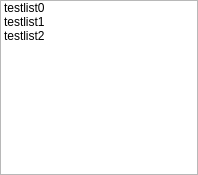
The window that playerdemo/playlist.ui (itisyang/playerdemo) describes before a commit, drawn with Qt 5.
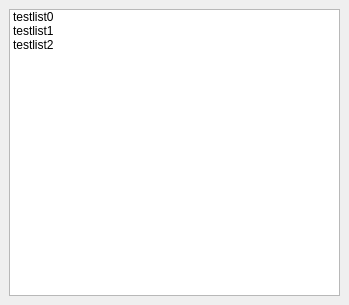
The same window after the commit. Custom widgets are drawn as their Qt base class.

Patch:
```diff
--- a/playerdemo/playlist.ui
+++ b/playerdemo/playlist.ui
@@ -1,34 +1,20 @@
 <?xml version="1.0" encoding="UTF-8"?>
 <ui version="4.0">
  <class>Playlist</class>
- <widget class="QWidget" name="Playlist">
+ <widget class="QDockWidget" name="Playlist">
   <property name="geometry">
    <rect>
     <x>0</x>
     <y>0</y>
-    <width>198</width>
-    <height>175</height>
+    <width>349</width>
+    <height>305</height>
    </rect>
   </property>
   <property name="windowTitle">
    <string>Form</string>
   </property>
+  <widget class="QWidget" name="dockWidgetContents">
   <layout class="QGridLayout" name="gridLayout">
-   <property name="leftMargin">
-    <number>0</number>
-   </property>
-   <property name="topMargin">
-    <number>0</number>
-   </property>
-   <property name="rightMargin">
-    <number>0</number>
-   </property>
-   <property name="bottomMargin">
-    <number>0</number>
-   </property>
-   <property name="spacing">
-    <number>0</number>
-   </property>
    <item row="0" column="0">
     <widget class="MediaList" name="List">
      <property name="focusPolicy">
@@ -58,6 +44,7 @@
     </widget>
    </item>
   </layout>
+  </widget>
  </widget>
  <customwidgets>
   <customwidget>
```
Left out of the diff: 2 changed lines with no effect on the pictures. Lines whose indentation alone changed are shown as unchanged.
